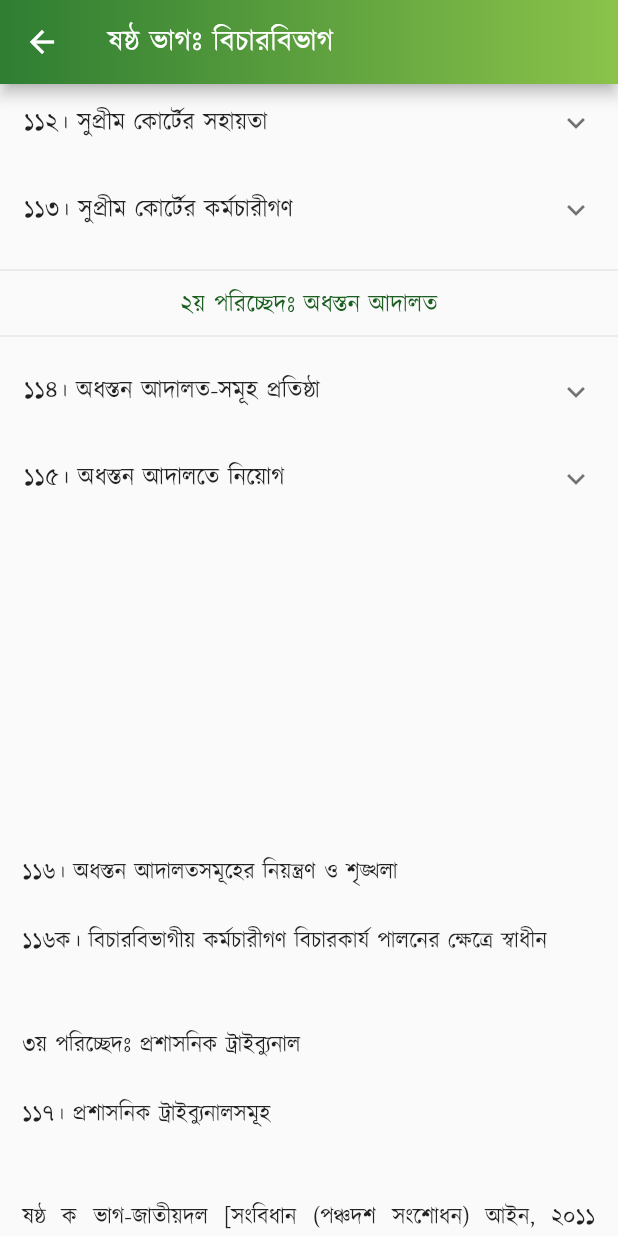
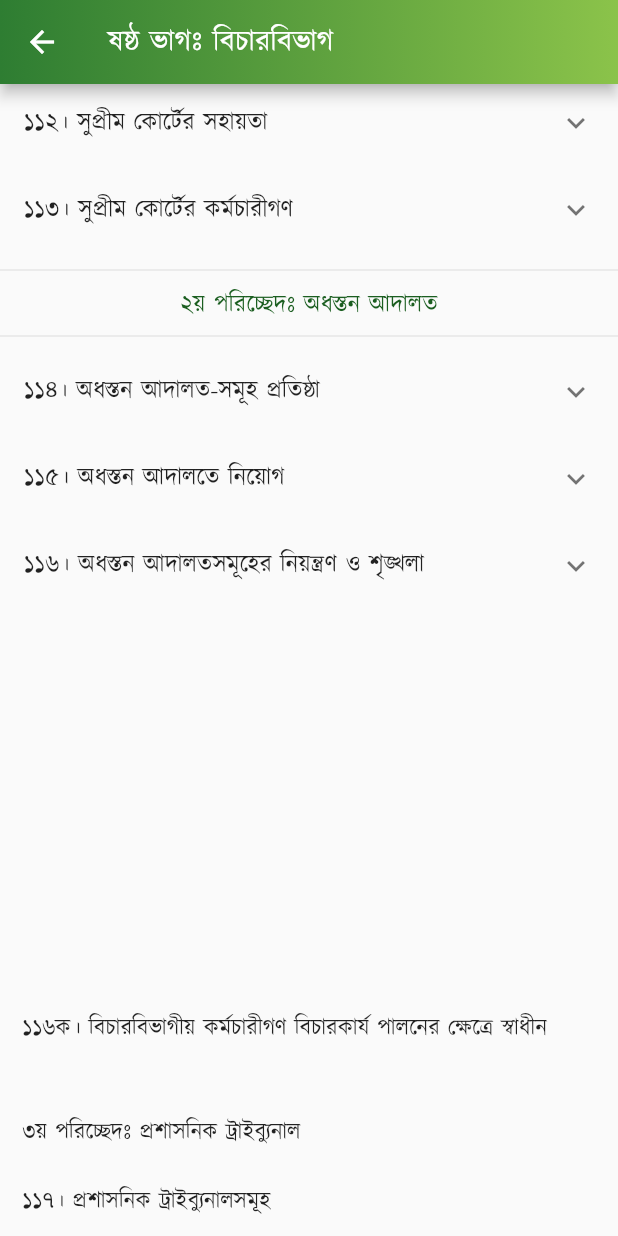
Before and after one commit to Azimul-Haque/flutter-onesignal, a Flutter app: the PartSix screen opened directly, scrolled down 1152 dp, on a phone screen of 412 x 824 dp. Run offline on Flutter 3.47's test engine with Material 2 defaults, Android fonts, the phone set to English and light mode, and no system bars; our stand-ins replace fluttertoast, package_info_plus, percent_indicator, shared_preferences, sqflite; missing offline and left inert: blinking_text, flutter_share, onesignal_flutter, slide_popup_dialog; accounts and stored records are empty; network calls fail.

Commit message:
Commit Fri 04/29/2022 14:24:05.16 957

```diff
--- a/lib/pages/constitution/part6.dart
+++ b/lib/pages/constitution/part6.dart
@@ -367,11 +367,21 @@ class PartSix extends StatelessWidget {
               )),
             ],
           ),
+          ExpansionTile(
+            title: Text('১১৬। অধস্তন আদালতসমূহের নিয়ন্ত্রণ ও শৃঙ্খলা'),
+            children: <Widget>[
+              ListTile(
+                  title: Text(
+                '১১৫। বিচারবিভাগীয় পদে বা বিচার বিভাগীয় দায়িত্ব পালনকারী ম্যাজিষ্ট্রেট পদে রাষ্ট্রপতি কর্তৃক উক্ত উদেশ্যে প্রণীত বিধিসমূহ অনুযায়ী রাষ্ট্রপতি নিয়োগদান করিবেন।',
+                textAlign: TextAlign.justify,
+              )),
+            ],
+          ),
           Padding(
             padding: EdgeInsets.all(15),
             child: Column(children: <Widget>[
               Text(
-                "\n\n\n \n\n \n\n \n\n১১৬। অধস্তন আদালতসমূহের নিয়ন্ত্রণ ও শৃঙ্খলা \n\n১১৬ক। বিচারবিভাগীয় কর্মচারীগণ বিচারকার্য পালনের ক্ষেত্রে স্বাধীন \n\n\n৩য় পরিচ্ছেদঃ প্রশাসনিক ট্রাইব্যুনাল \n\n১১৭। প্রশাসনিক ট্রাইব্যুনালসমূহ \n\n\nষষ্ঠ ক ভাগ-জাতীয়দল [সংবিধান (পঞ্চদশ সংশোধন) আইন, ২০১১ (২০১১ সনের ১৪ নং আইন)-এর ৪১ ধারাবলে বিলুপ্ত।]",
+                "\n\n\n \n\n \n\n \n\n \n\n১১৬ক। বিচারবিভাগীয় কর্মচারীগণ বিচারকার্য পালনের ক্ষেত্রে স্বাধীন \n\n\n৩য় পরিচ্ছেদঃ প্রশাসনিক ট্রাইব্যুনাল \n\n১১৭। প্রশাসনিক ট্রাইব্যুনালসমূহ \n\n\nষষ্ঠ ক ভাগ-জাতীয়দল [সংবিধান (পঞ্চদশ সংশোধন) আইন, ২০১১ (২০১১ সনের ১৪ নং আইন)-এর ৪১ ধারাবলে বিলুপ্ত।]",
                 style:
                     TextStyle(color: Colors.black87, fontSize: 15, height: 1.5),
                 textAlign: TextAlign.justify,
```
